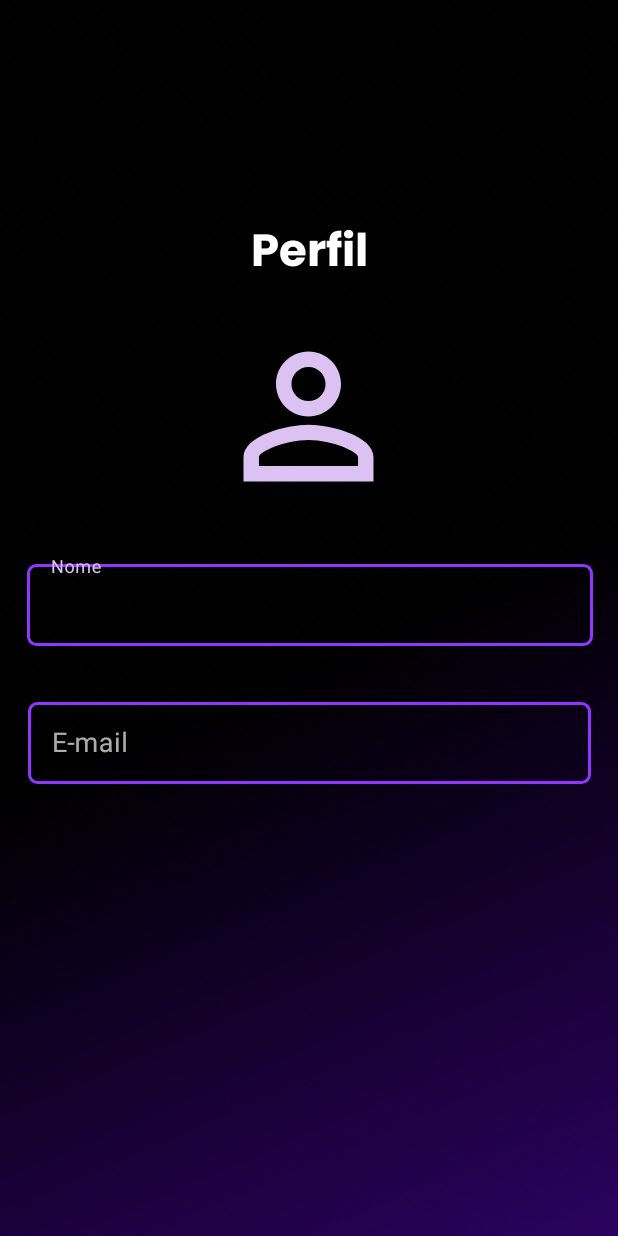
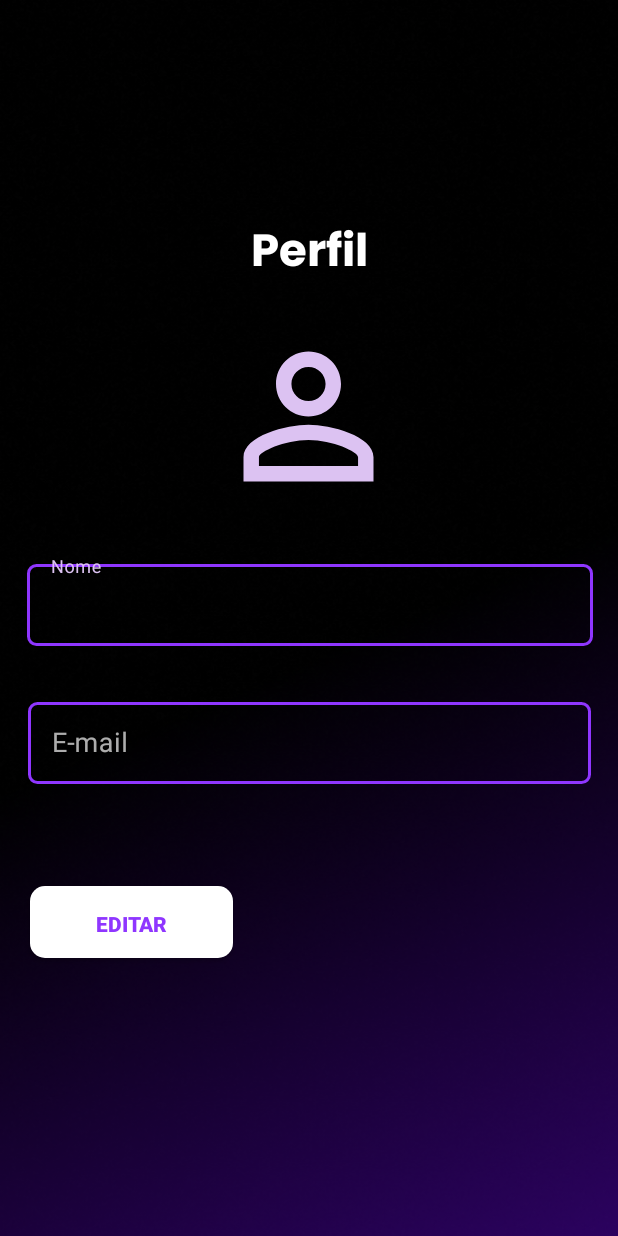
Before and after one commit to LucasEmanuel-code/ironworksgymMobile, an Android app: the layout fragment_profile.xml on its own in the app's theme, with its tools: preview values and no code run, on a phone screen of 412 x 824 dp. Run offline under Robolectric (Android 15) with nearby library versions, the phone set to English and light mode, and no system bars.

```diff
--- a/app/src/main/java/com/example/ironworksgym/AgendamentoApp/Equipamentos.java
+++ b/app/src/main/java/com/example/ironworksgym/AgendamentoApp/Equipamentos.java
@@ -33,7 +33,7 @@ public class Equipamentos extends AppCompatActivity {
         setContentView(R.layout.equipamentos);
 
         // Recebendo o objeto Usuario do Intent
-        usuario = getIntent().getParcelableExtra("usuarioId"); // Recebendo o objeto Usuario
+        usuario = getIntent().getParcelableExtra("usuario"); // Recebendo o objeto Usuario
 
         // Inicializa a API Retrofit
         equipamentoApi = RetrofitClient.getRetrofitInstance().create(EquipamentoApi.class);
--- a/app/src/main/java/com/example/ironworksgym/Client/RetrofitClient.java
+++ b/app/src/main/java/com/example/ironworksgym/Client/RetrofitClient.java
@@ -21,7 +21,7 @@ public class RetrofitClient {
 
     // Método para obter a instância do Retrofit
     public static Retrofit getRetrofitInstance() {
-        String apiUrl = "http://192.168.0.135:8080"; // URL da API local
+        String apiUrl = "http://172.17.19.109:8080"; // URL da API local
         if (retrofit == null) {
             retrofit = new Retrofit.Builder()
                     .baseUrl(apiUrl) // URL base do servidor da API
--- a/app/src/main/java/com/example/ironworksgym/Fragment/ProfileFragment.java
+++ b/app/src/main/java/com/example/ironworksgym/Fragment/ProfileFragment.java
@@ -1,12 +1,11 @@
 package com.example.ironworksgym.Fragment;
 
 import android.os.Bundle;
-
-import androidx.fragment.app.Fragment;
-
 import android.view.LayoutInflater;
 import android.view.View;
 import android.view.ViewGroup;
+
+import androidx.fragment.app.Fragment;
 
 import com.example.ironworksgym.R;
 
@@ -14,5 +13,6 @@ public class ProfileFragment extends Fragment {
 
     public View onCreateView(LayoutInflater inflater, ViewGroup container,Bundle savedInstanceState) {
         return inflater.inflate(R.layout.fragment_profile, container, false);
+
     }
 }
--- a/app/src/main/java/com/example/ironworksgym/InicioApp/Login.java
+++ b/app/src/main/java/com/example/ironworksgym/InicioApp/Login.java
@@ -13,8 +13,8 @@ import android.widget.Toast;
 import androidx.annotation.NonNull;
 import androidx.appcompat.app.AppCompatActivity;
 
-import com.example.ironworksgym.AgendamentoApp.Inicio;
 import com.example.ironworksgym.Client.RetrofitClient;
+import com.example.ironworksgym.Fragment.CalendarFragment;
 import com.example.ironworksgym.Models.Usuario;
 import com.example.ironworksgym.R;
 import com.example.ironworksgym.api.UsuarioApi;
@@ -85,7 +85,7 @@ public class Login extends AppCompatActivity {
                     // Verifica se o ID foi retornado
                     Log.d("Login", "ID do usuário: " + usuario.getId());
 
-                    Intent intent = new Intent(Login.this, Inicio.class);
+                    Intent intent = new Intent(Login.this, CalendarFragment.class);
                     intent.putExtra("usuario", usuario.getNome());
                     intent.putExtra("usuarioId", usuario.getId()); // Passa o ID para a próxima Activity
                     startActivity(intent);
--- a/app/src/main/res/layout/fragment_calendar.xml
+++ b/app/src/main/res/layout/fragment_calendar.xml
@@ -6,8 +6,7 @@
     android:layout_width="match_parent"
     android:layout_height="match_parent"
     android:background="@drawable/background"
-    tools:context=".Fragment.CalendarFragment"> <!-- Corrigido de Equipamento para Item -->
-
+    tools:context=".recyclerview.Item">
     <TextView
         android:id="@+id/textView"
         android:layout_width="wrap_content"
@@ -25,7 +24,7 @@
     <androidx.recyclerview.widget.RecyclerView
         android:id="@+id/recyclerview"
         android:layout_width="390dp"
-        android:layout_height="680dp"
+        android:layout_height="550dp"
         android:layout_marginTop="32dp"
         android:layout_marginEnd="6dp"
         app:layout_constraintEnd_toEndOf="parent"
--- a/app/src/main/res/layout/fragment_profile.xml
+++ b/app/src/main/res/layout/fragment_profile.xml
@@ -100,5 +100,23 @@
             tools:ignore="TouchTargetSizeCheck" />
     </com.google.android.material.textfield.TextInputLayout>
 
+    <androidx.appcompat.widget.AppCompatButton
+        android:id="@+id/bteditar"
+        android:layout_width="135dp"
+        android:layout_height="48dp"
+        android:layout_marginStart="20dp"
+        android:layout_marginTop="68dp"
+        android:layout_marginEnd="20dp"
+        android:background="@drawable/background_button2"
+        android:padding="15dp"
+        android:text="@string/txt_button_editarr"
+        android:textColor="@color/purple"
+        android:textSize="14sp"
+        android:textStyle="bold"
+        app:layout_constraintEnd_toEndOf="parent"
+        app:layout_constraintHorizontal_bias="0.0"
+        app:layout_constraintStart_toStartOf="parent"
+        app:layout_constraintTop_toBottomOf="@+id/txtInputLayoutEmail" />
+
 
 </androidx.constraintlayout.widget.ConstraintLayout>
--- a/app/src/main/res/layout/privacidade_seguranca.xml
+++ b/app/src/main/res/layout/privacidade_seguranca.xml
@@ -137,7 +137,7 @@
         app:hintAnimationEnabled="true"
         app:hintTextColor="@color/lilac"
         app:layout_constraintEnd_toEndOf="parent"
-        app:layout_constraintHorizontal_bias="0.080"
+        app:layout_constraintHorizontal_bias="0.072"
         app:layout_constraintStart_toStartOf="parent"
         app:layout_constraintTop_toBottomOf="@+id/txtInputLayoutApartamento"
         app:passwordToggleEnabled="false">
--- a/app/src/main/res/layout/register.xml
+++ b/app/src/main/res/layout/register.xml
@@ -331,7 +331,7 @@
         android:layout_width="143dp"
         android:layout_height="48dp"
         android:layout_marginStart="20dp"
-        android:layout_marginTop="684dp"
+        android:layout_marginTop="632dp"
         android:layout_marginEnd="20dp"
         android:background="@drawable/background_button"
         android:padding="15dp"
--- a/app/src/main/res/xml/networl_security_configuration.xml
+++ b/app/src/main/res/xml/networl_security_configuration.xml
@@ -13,5 +13,8 @@
         <domain includeSubdomains="true">
             172.17.20.97
         </domain>
+        <domain includeSubdomains="true">
+            172.17.19.109
+        </domain>
     </domain-config>
 </network-security-config>
```
Also changed, not shown: app/src/main/java/com/example/ironworksgym/AgendamentoApp/Agendamento.java (+30 -0 lines), app/src/main/java/com/example/ironworksgym/InicioApp/Register.java (+30 -6 lines), app/src/main/res/layout/agendamento.xml (+1 -7 lines), app/src/main/res/layout/home2.xml (+7 -4 lines), app/src/main/res/values/style.xml (+8 -0 lines).
